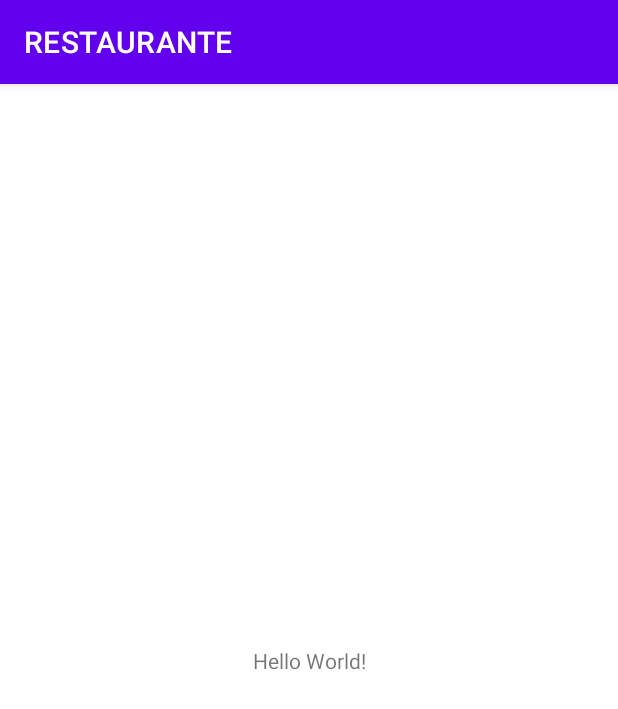
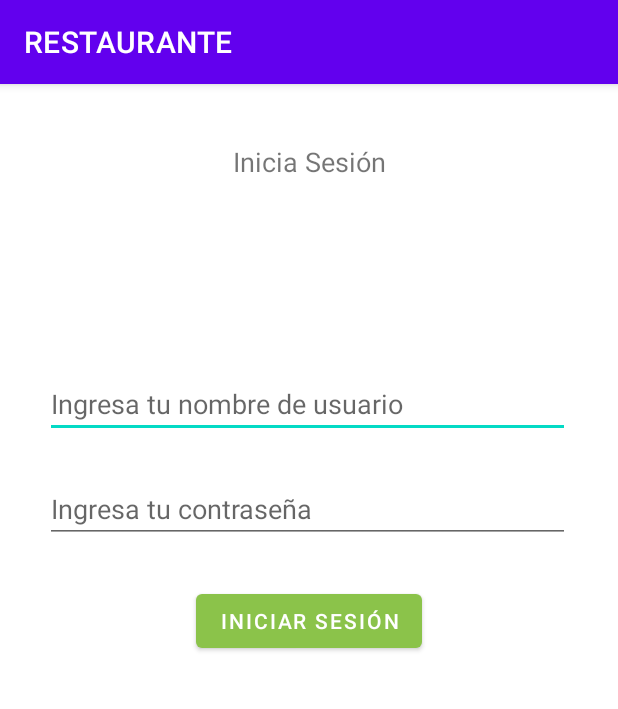
Before and after one commit to daikodev/app-restaurante, an Android app: the screen it shows after launch (MainActivity), on a phone screen of 412 x 824 dp. Shown: the top 709 px of the screen. Run offline under Robolectric (Android 15) with nearby library versions, the phone set to English and light mode, and no system bars; our stand-ins replace Volley.

Commit message:
Agregue login del usuario

```diff
--- /dev/null
+++ b/app/src/main/java/com/example/apprestaurante/Usuario.kt
@@ -0,0 +1,4 @@
+package com.example.apprestaurante
+
+class Usuario (val idUsuario: Int, val nombre: String, val contrasena: String){
+}
--- a/app/src/main/java/com/example/apprestaurante/VolleySingleton.kt
+++ b/app/src/main/java/com/example/apprestaurante/VolleySingleton.kt
@@ -6,6 +6,7 @@ import com.android.volley.RequestQueue
 import com.android.volley.toolbox.Volley
 
 class VolleySingleton : Application() {
+
     override fun onCreate() {
         super.onCreate()
         instance = this
--- a/app/src/main/res/layout/activity_main.xml
+++ b/app/src/main/res/layout/activity_main.xml
@@ -7,12 +7,57 @@
     tools:context=".MainActivity">
 
     <TextView
+        android:id="@+id/textView"
         android:layout_width="wrap_content"
         android:layout_height="wrap_content"
-        android:text="Hello World!"
+        android:text="Inicia Sesión"
+        android:textSize="18sp"
         app:layout_constraintBottom_toBottomOf="parent"
+        app:layout_constraintEnd_toEndOf="parent"
         app:layout_constraintLeft_toLeftOf="parent"
         app:layout_constraintRight_toRightOf="parent"
-        app:layout_constraintTop_toTopOf="parent" />
+        app:layout_constraintStart_toStartOf="parent"
+        app:layout_constraintTop_toTopOf="parent"
+        app:layout_constraintVertical_bias="0.053" />
+
+    <EditText
+        android:id="@+id/txtNombre"
+        android:layout_width="350dp"
+        android:layout_height="wrap_content"
+        android:ems="10"
+        android:hint="Ingresa tu nombre de usuario"
+        android:inputType="textPersonName"
+        app:layout_constraintBottom_toBottomOf="parent"
+        app:layout_constraintEnd_toEndOf="parent"
+        app:layout_constraintHorizontal_bias="0.488"
+        app:layout_constraintStart_toStartOf="parent"
+        app:layout_constraintTop_toTopOf="parent"
+        app:layout_constraintVertical_bias="0.264" />
+
+    <EditText
+        android:id="@+id/txtContrasena"
+        android:layout_width="350dp"
+        android:layout_height="wrap_content"
+        android:ems="10"
+        android:hint="Ingresa tu contraseña"
+        android:inputType="textPersonName"
+        app:layout_constraintBottom_toBottomOf="parent"
+        app:layout_constraintEnd_toEndOf="parent"
+        app:layout_constraintHorizontal_bias="0.488"
+        app:layout_constraintStart_toStartOf="parent"
+        app:layout_constraintTop_toTopOf="parent"
+        app:layout_constraintVertical_bias="0.361" />
+
+    <Button
+        android:id="@+id/btnLogin"
+        android:layout_width="wrap_content"
+        android:layout_height="wrap_content"
+        android:text="Iniciar Sesión"
+        app:backgroundTint="#8BC34A"
+        app:layout_constraintBottom_toBottomOf="parent"
+        app:layout_constraintEnd_toEndOf="parent"
+        app:layout_constraintStart_toStartOf="parent"
+        app:layout_constraintTop_toTopOf="parent"
+        app:layout_constraintVertical_bias="0.464" />
 
 </androidx.constraintlayout.widget.ConstraintLayout>
--- /dev/null
+++ b/app/src/main/res/menu/menu.xml
@@ -0,0 +1,4 @@
+<?xml version="1.0" encoding="utf-8"?>
+<menu xmlns:android="http://schemas.android.com/apk/res/android">
+
+</menu>
```
Also changed, not shown: app/src/main/AndroidManifest.xml (+5 -2 lines), app/src/main/java/com/example/apprestaurante/EndPoints.kt (added, +7 -0 lines), app/src/main/java/com/example/apprestaurante/HomeActivity.kt (added, +11 -0 lines), app/src/main/java/com/example/apprestaurante/MainActivity.kt (+68 -0 lines), app/src/main/res/layout/activity_home.xml (added, +9 -0 lines).
